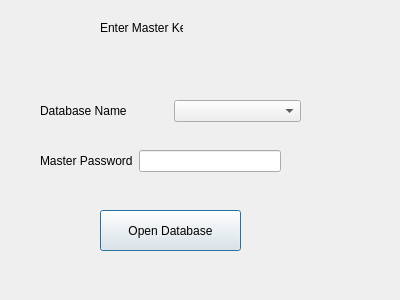
DensonNgumo/Vault, file opendatabaseform.ui: the form before one commit.
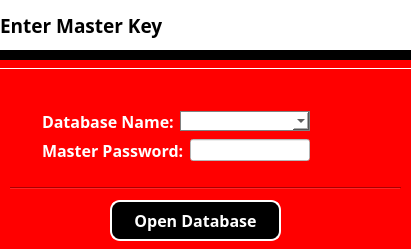
The form after the commit.

Commit message: Just updated most of the UI and implemented shared_ptrs for the database connection

What changed in the file:
```diff
--- a/opendatabaseform.ui
+++ b/opendatabaseform.ui
@@ -6,22 +6,43 @@
    <rect>
     <x>0</x>
     <y>0</y>
-    <width>400</width>
-    <height>300</height>
+    <width>411</width>
+    <height>249</height>
    </rect>
   </property>
   <property name="windowTitle">
    <string>Dialog</string>
   </property>
+  <property name="styleSheet">
+   <string notr="true">background-color:red;</string>
+  </property>
   <widget class="QPushButton" name="pushButton_open">
    <property name="geometry">
     <rect>
-     <x>100</x>
-     <y>210</y>
-     <width>141</width>
+     <x>110</x>
+     <y>200</y>
+     <width>171</width>
      <height>41</height>
     </rect>
    </property>
+   <property name="font">
+    <font>
+     <family>Tekton Pro Cond</family>
+     <pointsize>12</pointsize>
+     <weight>75</weight>
+     <bold>true</bold>
+    </font>
+   </property>
+   <property name="styleSheet">
+    <string notr="true">background-color:black;
+color:white;
+border-style:outset;
+border-width:2px;
+border-color:white;
+border-radius:10px;
+min-width:10em;
+padding:6px;</string>
+   </property>
    <property name="text">
     <string>Open Database</string>
    </property>
@@ -29,57 +50,147 @@
   <widget class="QLabel" name="label_heading">
    <property name="geometry">
     <rect>
-     <x>100</x>
-     <y>20</y>
-     <width>83</width>
-     <height>16</height>
+     <x>0</x>
+     <y>0</y>
+     <width>411</width>
+     <height>51</height>
     </rect>
    </property>
+   <property name="font">
+    <font>
+     <family>Tekton Pro</family>
+     <pointsize>14</pointsize>
+     <weight>75</weight>
+     <bold>true</bold>
+    </font>
+   </property>
+   <property name="styleSheet">
+    <string notr="true">background-color:white;</string>
+   </property>
    <property name="text">
     <string>Enter Master Key</string>
    </property>
   </widget>
-  <widget class="QWidget" name="">
+  <widget class="Line" name="line">
    <property name="geometry">
     <rect>
-     <x>40</x>
-     <y>100</y>
-     <width>261</width>
-     <height>22</height>
+     <x>10</x>
+     <y>180</y>
+     <width>391</width>
+     <height>16</height>
     </rect>
    </property>
-   <layout class="QHBoxLayout" name="horizontalLayout">
-    <item>
-     <widget class="QLabel" name="label_dbName">
-      <property name="text">
-       <string>Database Name</string>
-      </property>
-     </widget>
-    </item>
-    <item>
-     <widget class="QComboBox" name="comboBox_dbNames"/>
-    </item>
-   </layout>
+   <property name="orientation">
+    <enum>Qt::Horizontal</enum>
+   </property>
   </widget>
-  <widget class="QWidget" name="">
+  <widget class="QLabel" name="label">
    <property name="geometry">
     <rect>
-     <x>40</x>
-     <y>150</y>
-     <width>241</width>
-     <height>22</height>
+     <x>0</x>
+     <y>50</y>
+     <width>411</width>
+     <height>16</height>
     </rect>
    </property>
-   <layout class="QHBoxLayout" name="horizontalLayout_2">
-    <item>
-     <widget class="QLabel" name="label_3">
-      <property name="text">
-       <string>Master Password</string>
-      </property>
-     </widget>
+   <property name="styleSheet">
+    <string notr="true">background-color:black;
+</string>
+   </property>
+   <property name="text">
+    <string>TextLabel</string>
+   </property>
+  </widget>
+  <widget class="Line" name="line_2">
+   <property name="geometry">
+    <rect>
+     <x>0</x>
+     <y>60</y>
+     <width>411</width>
+     <height>16</height>
+    </rect>
+   </property>
+   <property name="styleSheet">
+    <string notr="true">color:white;</string>
+   </property>
+   <property name="frameShadow">
+    <enum>QFrame::Plain</enum>
+   </property>
+   <property name="orientation">
+    <enum>Qt::Horizontal</enum>
+   </property>
+  </widget>
+  <widget class="QWidget" name="layoutWidget">
+   <property name="geometry">
+    <rect>
+     <x>42</x>
+     <y>110</y>
+     <width>268</width>
+     <height>52</height>
+    </rect>
+   </property>
+   <layout class="QGridLayout" name="gridLayout">
+    <item row="0" column="0">
+     <layout class="QHBoxLayout" name="horizontalLayout">
+      <item>
+       <widget class="QLabel" name="label_dbName">
+        <property name="font">
+         <font>
+          <family>Tekton Pro</family>
+          <pointsize>12</pointsize>
+          <weight>75</weight>
+          <bold>true</bold>
+         </font>
+        </property>
+        <property name="styleSheet">
+         <string notr="true">color:white;</string>
+        </property>
+        <property name="text">
+         <string>Database Name:</string>
+        </property>
+       </widget>
+      </item>
+      <item>
+       <widget class="QComboBox" name="comboBox_dbNames">
+        <property name="styleSheet">
+         <string notr="true">background-color:white;
+border:1px solid gray;
+padding:1px 18px 1px 3px;
+min-width:6em;</string>
+        </property>
+       </widget>
+      </item>
+     </layout>
     </item>
-    <item>
-     <widget class="QLineEdit" name="lineEdit_masterPass"/>
+    <item row="1" column="0">
+     <layout class="QHBoxLayout" name="horizontalLayout_2">
+      <item>
+       <widget class="QLabel" name="label_3">
+        <property name="font">
+         <font>
+          <family>Tekton Pro</family>
+          <pointsize>12</pointsize>
+          <weight>75</weight>
+          <bold>true</bold>
+         </font>
+        </property>
+        <property name="styleSheet">
+         <string notr="true">color:white;</string>
+        </property>
+        <property name="text">
+         <string>Master Password:</string>
+        </property>
+       </widget>
+      </item>
+      <item>
+       <widget class="QLineEdit" name="lineEdit_masterPass">
+        <property name="styleSheet">
+         <string notr="true">background-color:white;
+selection-background-color:red;</string>
+        </property>
+       </widget>
+      </item>
+     </layout>
     </item>
    </layout>
   </widget>
```
The commit also changes 21 other files.
